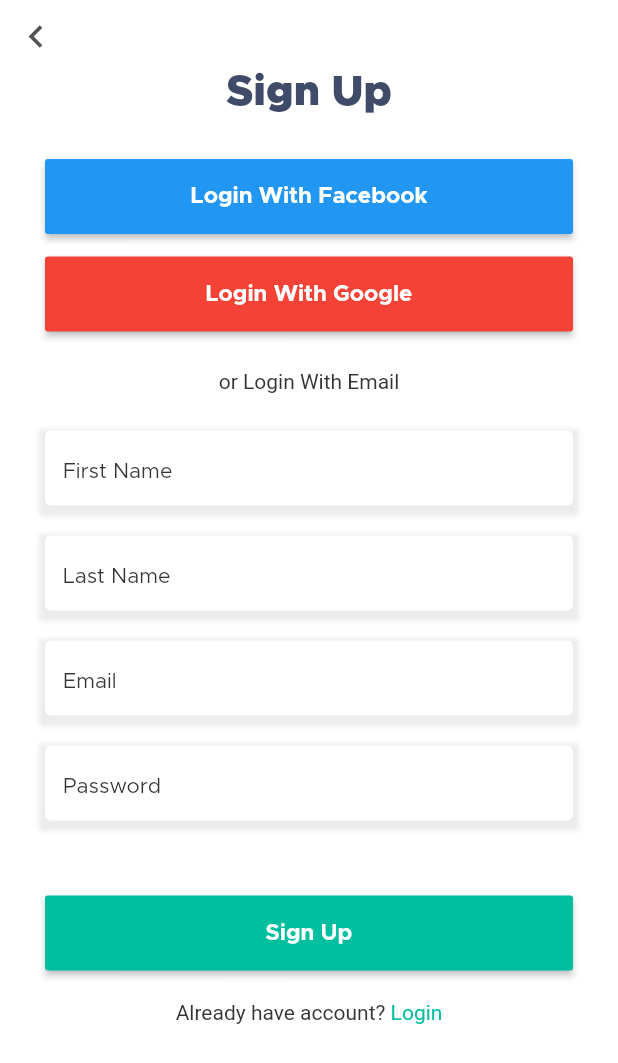
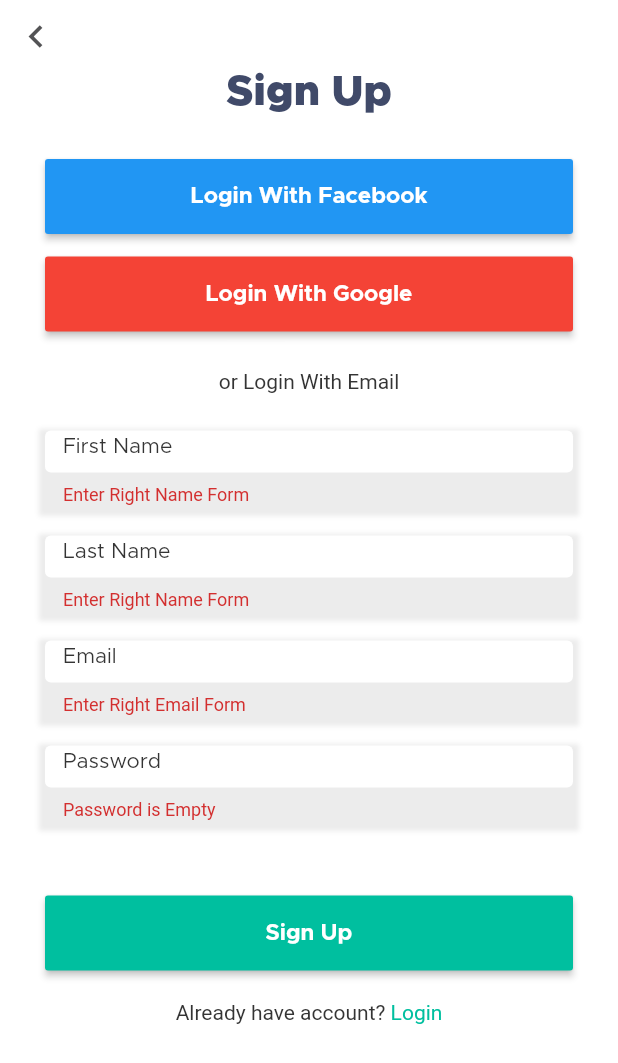
Before and after one commit to MahmooudGaaber/summer_app, a Flutter app: the SignupScreen screen opened directly, after a tap on "Sign Up", on a phone screen of 412 x 824 dp. Shown: the top 1063 px of the screen. Run offline on Flutter 3.47's test engine with Material 2 defaults, Android fonts, the phone set to English and light mode, and no system bars; our stand-ins replace dots_indicator, firebase_auth, firebase_core, fluttertoast; accounts and stored records are empty.

Commit message:
summer_app

```diff
--- a/lib/modules/ِAuth/login_screen.dart
+++ b/lib/modules/ِAuth/login_screen.dart
@@ -1,5 +1,7 @@
+import 'package:firebase_auth/firebase_auth.dart';
 import 'package:flutter/cupertino.dart';
 import 'package:flutter/material.dart';
+import 'package:fluttertoast/fluttertoast.dart';
 import 'package:summer_app/shared/app_style.dart';
 
 import '../bottom_navi.dart';
@@ -15,11 +17,15 @@
 {
   TextEditingController loginEmailController = TextEditingController();
   TextEditingController loginPasswordController = TextEditingController();
+  FirebaseAuth auth = FirebaseAuth.instance;
+  var formKey = GlobalKey<FormState>();
   @override
   Widget build(BuildContext context) {
     return Scaffold(
       backgroundColor: Colors.white,
     body: SingleChildScrollView(
+      child: Form(
+        key: formKey,
         child: SafeArea(
           child: Column(
             crossAxisAlignment: CrossAxisAlignment.start,
@@ -55,6 +61,12 @@
                 fillColor: Colors.white,
                 keyboardType: TextInputType.emailAddress,
                 hintText: 'Your Email',
+                textFieldValidator:   (value) {
+                    if (value.isEmpty || !RegExp(r'^[\w-\.]+@([\w-]+\.)+[\w-]{2,4}$').hasMatch(value)) {
+                    return "Enter Right Email Form";
+                    }
+                    return null;
+                    },
                 isPassword: false,
                 iconButtonPadding: const EdgeInsets.symmetric(horizontal: 30.0),
                 hintStyle: const TextStyle(
@@ -72,6 +84,12 @@
                 fillColor: Colors.white,
                 keyboardType: null,
                 hintText: 'Password',
+                textFieldValidator: (value) {
+                  if (value.isEmpty) {
+                    return "Password is Empty";
+                  }
+                  return null;
+                },
                 isPassword: true,
                 iconButtonPadding: const EdgeInsets.symmetric(horizontal: 30.0),
                 hintStyle: const TextStyle(
@@ -88,13 +106,30 @@
                 buttonColor: primaryColor,
                 buttonPadding: const EdgeInsets.symmetric(horizontal: 30.0),
                 buttonText: 'Login',
-              press: (){
-                defaultNavigator(
-                    context:context,
-                    page : const BottomNavi()
+                buttonTextColor: Colors.white,
+                press: () async {
+
+                  if(formKey.currentState!.validate())
+                  {
+                    try {
+                        await auth.signInWithEmailAndPassword(
+                          email: loginEmailController.text,
+                          password: loginPasswordController.text,
                       );
+                        defaultNavigator( context:context, page : const BottomNavi(),);
+
+                    } on FirebaseAuthException catch (e) {
+                      if (e.code == 'user-not-found') {
+                        print('No user found for that email.');
+                      } else if (e.code == 'wrong-password') {
+                        print('Wrong password provided for that user.');
+                      }
+                    }
+
+                  }
+
+
                   },
-              buttonTextColor: Colors.white,
               ),
 
               const SizedBox(height: 10.0,),
@@ -169,6 +204,7 @@
           ),
         ),
       ),
+    ),
     );
   }
 }
--- a/lib/modules/ِAuth/signup_screen.dart
+++ b/lib/modules/ِAuth/signup_screen.dart
@@ -1,7 +1,11 @@
+import 'package:firebase_auth/firebase_auth.dart';
 import 'package:flutter/cupertino.dart';
 import 'package:flutter/material.dart';
+import 'package:fluttertoast/fluttertoast.dart';
 import 'package:summer_app/modules/%D9%90Auth/login_screen.dart';
 import 'package:summer_app/shared/app_style.dart';
+
+import '../bottom_navi.dart';
 
 class SignupScreen extends StatefulWidget
 {
@@ -16,11 +20,15 @@
   TextEditingController signupPasswordController = TextEditingController();
   TextEditingController sighupFirstNameController = TextEditingController();
   TextEditingController sighupLastNameController = TextEditingController();
+  FirebaseAuth auth = FirebaseAuth.instance;
+  var formKey = GlobalKey<FormState>();
   @override
   Widget build(BuildContext context) {
     return Scaffold(
       backgroundColor: Colors.white,
       body: SingleChildScrollView(
+        child: Form(
+          key: formKey,
           child: SafeArea(
             child: Column(
               crossAxisAlignment: CrossAxisAlignment.start,
@@ -112,6 +120,12 @@
                     fontSize: 14.0,
                   ),
                   bordColor: headText,
+                  textFieldValidator:   (value) {
+                    if (value.isEmpty || !RegExp(r'^[a-z A-Z]+$').hasMatch(value)) {
+                      return "Enter Right Name Form";
+                    }
+                    return null;
+                  },
                 ),
 
                 const SizedBox(height: 20.0,),
@@ -129,6 +143,12 @@
                     fontSize: 14.0,
                   ),
                   bordColor: headText,
+                  textFieldValidator:   (value) {
+                    if (value.isEmpty || !RegExp(r'^[a-z A-Z]+$').hasMatch(value)) {
+                      return "Enter Right Name Form";
+                    }
+                    return null;
+                  },
                 ),
 
                 const SizedBox(height: 20.0,),
@@ -146,6 +166,12 @@
                     fontSize: 14.0,
                   ),
                   bordColor: headText,
+                  textFieldValidator:   (value) {
+                    if (value.isEmpty || !RegExp(r'^[\w-\.]+@([\w-]+\.)+[\w-]{2,4}$').hasMatch(value)) {
+                      return "Enter Right Email Form";
+                    }
+                    return null;
+                  },
                 ),
 
                 const SizedBox(height: 20.0,),
@@ -163,6 +189,12 @@
                     fontSize: 14.0,
                   ),
                   bordColor: headText,
+                  textFieldValidator: (value) {
+                    if (value.isEmpty) {
+                      return "Password is Empty";
+                    }
+                    return null;
+                  },
                 ),
 
 
@@ -172,10 +204,26 @@
                   buttonColor: primaryColor,
                   buttonPadding: const EdgeInsets.symmetric(horizontal: 30.0),
                   buttonText: 'Sign Up',
-                press: (){
+                  buttonTextColor: Colors.white,
+                  press: () async {
+                    if(formKey.currentState!.validate()){
 
+
+                      try {
+                        await auth.createUserWithEmailAndPassword(
+                            email: sighupEmailController.text,
+                            password: signupPasswordController.text,
+                        );
+                        defaultNavigator( context:context, page : const BottomNavi(),);
+                      } on FirebaseAuthException catch (e) {
+                        // ask About types of Exceptions
+
+                      }
+
+
+                    }
                   },
-                buttonTextColor: Colors.white,
+
                 ),
 
                 const SizedBox(height: 10.0,),
@@ -214,9 +262,8 @@
                     const Spacer(),
                   ],
                 ),
-
-
               ],
+            ),
           ),
         ),
       ),
--- a/lib/shared/app_style.dart
+++ b/lib/shared/app_style.dart
@@ -13,6 +13,7 @@
 const headText = Color(0xff343434);
 
 
+
 const metropolisBlack = 'Metropolis_Black' ;
 
 const metropolisExtraBold = 'Metropolis_ExtraBold';
@@ -24,6 +25,11 @@
 const metropolisSemiBold = 'Metropolis_SemiBold';
 
 const metropolisBold='Metropolis_Bold';
+
+
+
+
+
 
 Widget defaultMaterialButton({ buttonTextStyle ,buttonText , press , buttonPadding , buttonColor , buttonTextColor}) => Padding(
   padding: buttonPadding,
@@ -63,7 +69,7 @@
   color: buttonColor,
 );
 
-Widget defaultTextField({ bordColor ,iconButtonPadding,String? hintText , Color? fillColor ,  TextStyle? hintStyle ,  required TextEditingController controller , isPassword , keyboardType}) => Padding(
+Widget defaultTextField({  bordColor ,  dynamic textFieldValidator ,iconButtonPadding, String? hintText , Color? fillColor ,  TextStyle? hintStyle ,  required TextEditingController controller , isPassword , keyboardType}) => Padding(
   padding: iconButtonPadding,
   child:   Container(
     height: 50.0,
@@ -77,7 +83,8 @@
         ),
       ],
     ),
-    child:   TextField(
+    child:   TextFormField(
+      validator: textFieldValidator ,
       keyboardType: keyboardType,
       controller: controller,
       obscureText: isPassword,
```
Also changed, not shown: lib/main.dart (+6 -3 lines), lib/models/user/profile_model.dart (+14 -3 lines), lib/modules/user/porfile_screen.dart (+9 -1 lines), pubspec.yaml (+5 -2 lines), assets/images/404-errorgif.gif (added), assets/images/login_done.gif (added), pubspec.lock, 3 other files. Lines whose indentation alone changed are shown as unchanged.
